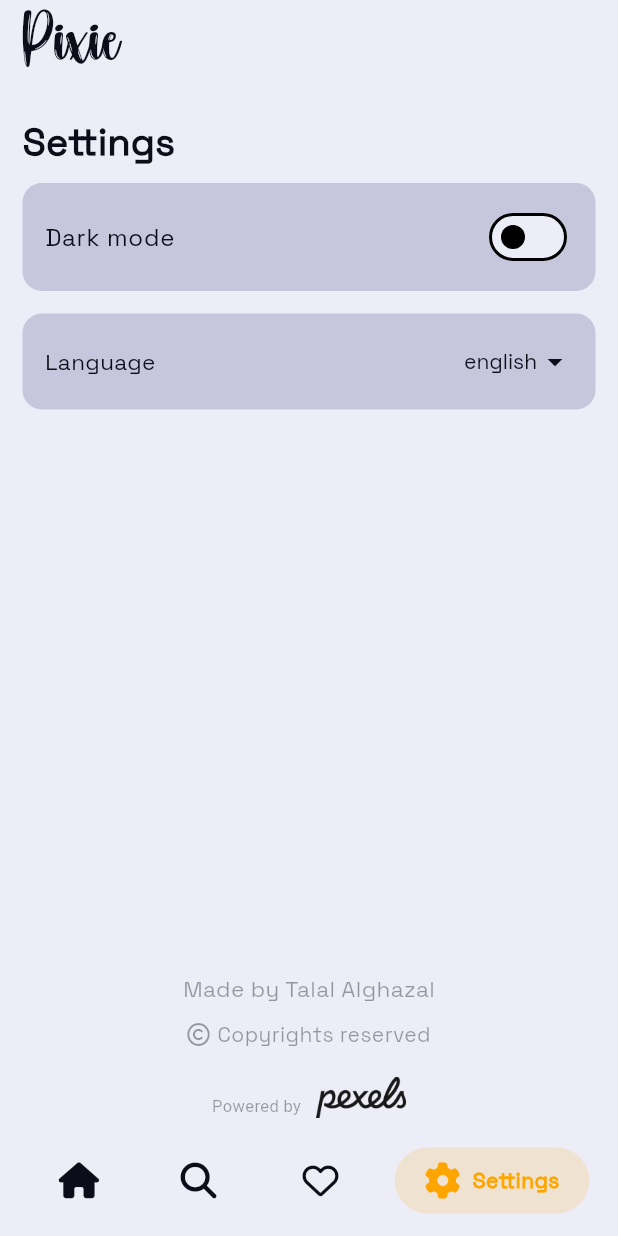
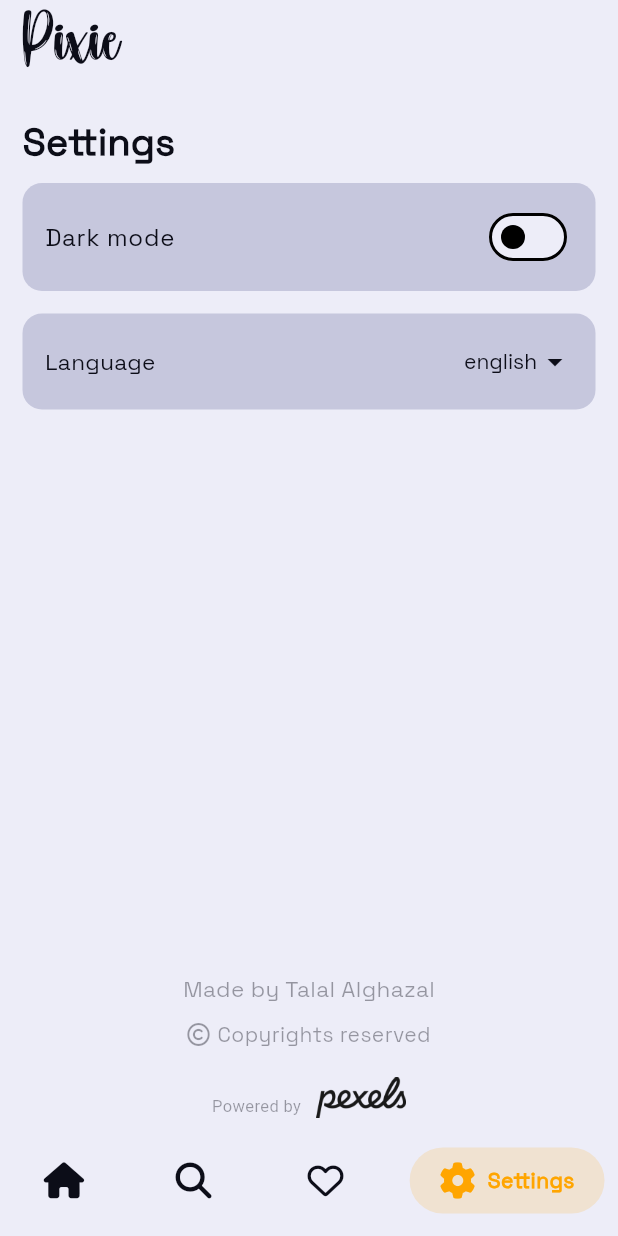
Before and after one commit to talalalghazal5/Pixie, a Flutter app: the screen it shows after launch, swiped to page 4, on a phone screen of 412 x 824 dp. Run offline on Flutter 3.47's test engine with Material 3 defaults, Android fonts, the phone set to English and light mode, and no system bars; drawn by our look-alikes of google_nav_bar; our stand-ins replace cached_network_image, dio, flutter_cache_manager, flutter_svg, font_awesome_flutter, get and 6 more; missing offline and left inert: wallpaper_manager_plus; accounts and stored records are empty; network calls fail.

Commit message:
fixed the overflow in the navbar on different screen sizes

```diff
--- a/pixie/lib/UI/components/navbar.dart
+++ b/pixie/lib/UI/components/navbar.dart
@@ -15,11 +15,9 @@ class Navbar extends StatelessWidget {
       margin: const EdgeInsets.only(bottom: 10, left: 4, right: 4),
       decoration: const BoxDecoration(
         color: Colors.transparent,
-        borderRadius: BorderRadius.all(Radius.circular(100)),
+        // borderRadius: BorderRadius.all(Radius.circular(100)),
       ),
       child: SafeArea(
-        child: Padding(
-          padding: const EdgeInsets.symmetric(horizontal: 10.0),
         child: Obx(
           () => GNav(
             rippleColor: Colors.grey[300]!,
@@ -33,6 +31,7 @@ class Navbar extends StatelessWidget {
             tabBackgroundColor: Colors.grey[100]!,
             color: Theme.of(context).colorScheme.inversePrimary,
             tabMargin: const EdgeInsets.all(5),
+            haptic: true,
             tabs: [
               GButton(
                 icon: FontAwesomeIcons.house,
@@ -60,8 +59,8 @@ class Navbar extends StatelessWidget {
               GButton(
                 icon: FontAwesomeIcons.heart,
                 text: 'favoritesPageNavBarTab'.tr,
-                  iconActiveColor: const Color(0xffff0000).withAlpha(200),
-                  backgroundColor: const Color(0xffff0000).withAlpha(30),
+                iconActiveColor: const Color(0xFFFF0000).withAlpha(200),
+                backgroundColor: const Color(0xFFFF0000).withAlpha(30),
                 textStyle: TextStyle(
                   color: const Color(0xffff0000).withAlpha(200),
                   fontWeight: FontWeight.bold,
@@ -85,7 +84,6 @@ class Navbar extends StatelessWidget {
           ),
         ),
       ),
-      ),
     );
   }
 }
```
Lines whose indentation alone changed are shown as unchanged.
